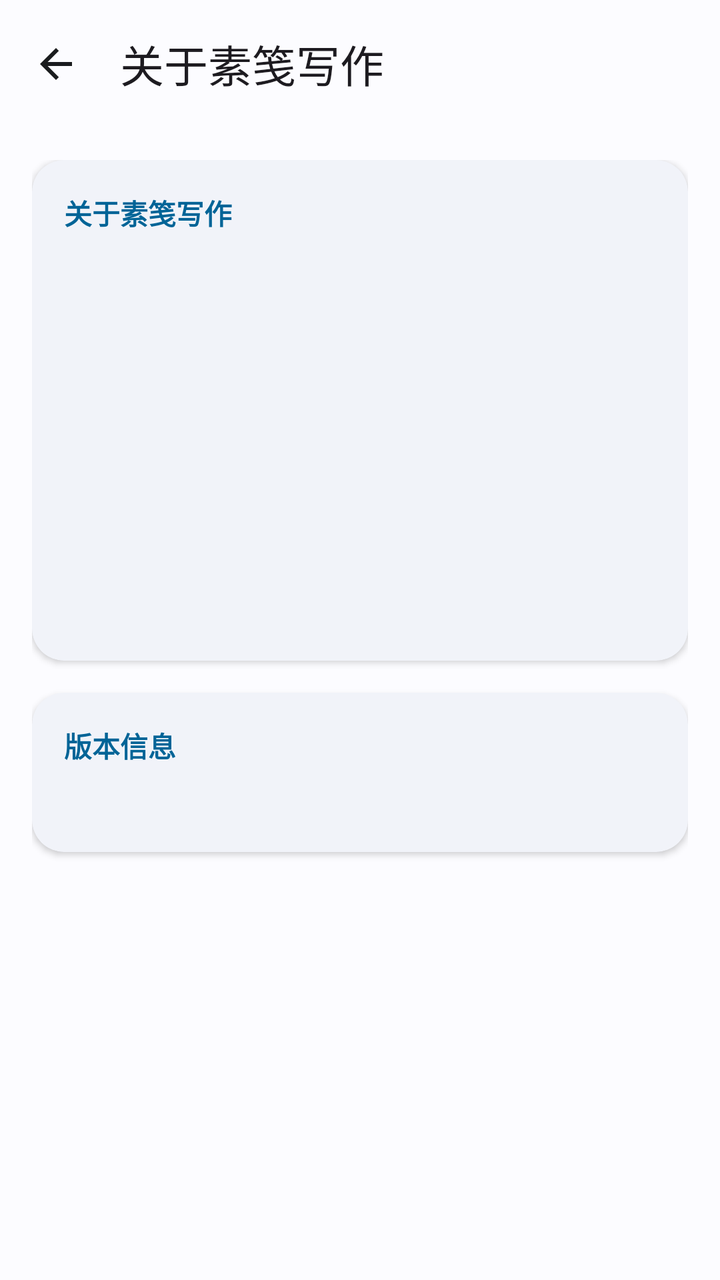
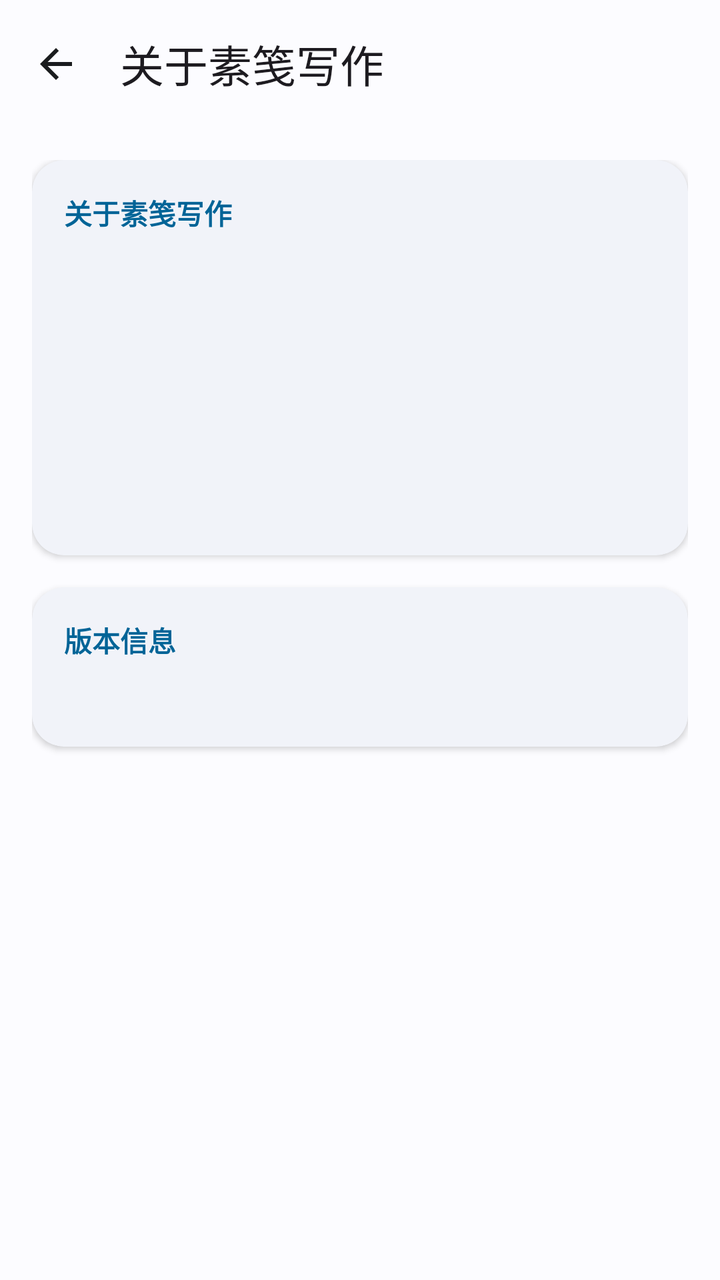

The first picture is an Android layout as it rendered before a commit; the second is the same layout after the commit. The layout source and the unified diff follow.
<!-- AndroidManifest.xml: application theme Theme.Sujian -->
<!-- res/layout/activity_about.xml -->
<?xml version="1.0" encoding="utf-8"?>
<androidx.coordinatorlayout.widget.CoordinatorLayout xmlns:android="http://schemas.android.com/apk/res/android"
    xmlns:app="http://schemas.android.com/apk/res-auto"
    android:layout_width="match_parent"
    android:layout_height="match_parent">

    <com.google.android.material.appbar.AppBarLayout
        android:layout_width="match_parent"
        android:layout_height="wrap_content">

        <com.google.android.material.appbar.MaterialToolbar
            android:id="@+id/toolbar"
            android:layout_width="match_parent"
            android:layout_height="?attr/actionBarSize"
            app:title="@string/about_title"
            app:navigationIcon="@drawable/ic_back" />

    </com.google.android.material.appbar.AppBarLayout>

    <androidx.core.widget.NestedScrollView
        android:layout_width="match_parent"
        android:layout_height="match_parent"
        app:layout_behavior="@string/appbar_scrolling_view_behavior">

        <LinearLayout
            android:layout_width="match_parent"
            android:layout_height="wrap_content"
            android:orientation="vertical"
            android:padding="16dp">

            
            <com.google.android.material.card.MaterialCardView
                android:layout_width="match_parent"
                android:layout_height="wrap_content"
                android:layout_marginBottom="16dp"
                style="?attr/materialCardViewElevatedStyle"
                app:cardElevation="2dp"
                app:cardCornerRadius="16dp">
                <LinearLayout
                    android:layout_width="match_parent"
                    android:layout_height="wrap_content"
                    android:orientation="vertical"
                    android:padding="16dp">

                    <TextView
                        android:layout_width="match_parent"
                        android:layout_height="wrap_content"
                        android:text="@string/about_title"
                        android:textColor="?attr/colorPrimary"
                        android:textSize="14sp"
                        android:textStyle="bold"
                        android:layout_marginBottom="12dp"/>

                    <TextView
                        android:id="@+id/tvAppName"
                        android:layout_width="match_parent"
                        android:layout_height="wrap_content"
                        android:textSize="22sp"
                        android:textStyle="bold"
                        android:layout_marginBottom="12dp"/>

                    <TextView
                        android:id="@+id/tvAuthor"
                        android:layout_width="match_parent"
                        android:layout_height="wrap_content"
                        android:textSize="16sp"
                        android:layout_marginBottom="12dp"/>

                    <TextView
                        android:id="@+id/tvGitHub"
                        android:layout_width="match_parent"
                        android:layout_height="wrap_content"
                        android:textSize="14sp"
                        android:autoLink="web"
                        android:layout_marginBottom="8dp"/>

                    <TextView
                        android:id="@+id/tvGitee"
                        android:layout_width="match_parent"
                        android:layout_height="wrap_content"
                        android:textSize="14sp"
                        android:autoLink="web"
                        android:layout_marginBottom="12dp"/>

                    <TextView
                        android:id="@+id/tvLicense"
                        android:layout_width="match_parent"
                        android:layout_height="wrap_content"
                        android:textSize="14sp"
                        android:layout_marginBottom="8dp"/>

                    <TextView
                        android:id="@+id/tvMirrorNote"
                        android:layout_width="match_parent"
                        android:layout_height="wrap_content"
                        android:textSize="13sp"
                        android:textColor="?attr/colorOnSurfaceVariant"
                        android:layout_marginBottom="8dp"/>

                </LinearLayout>
            </com.google.android.material.card.MaterialCardView>

            
            <com.google.android.material.card.MaterialCardView
                android:layout_width="match_parent"
                android:layout_height="wrap_content"
                android:layout_marginBottom="16dp"
                style="?attr/materialCardViewElevatedStyle"
                app:cardElevation="2dp"
                app:cardCornerRadius="16dp">
                <LinearLayout
                    android:layout_width="match_parent"
                    android:layout_height="wrap_content"
                    android:orientation="vertical"
                    android:padding="16dp">

                    <TextView
                        android:layout_width="match_parent"
                        android:layout_height="wrap_content"
                        android:text="@string/about_version_section"
                        android:textColor="?attr/colorPrimary"
                        android:textSize="14sp"
                        android:textStyle="bold"
                        android:layout_marginBottom="8dp"/>

                    <TextView
                        android:id="@+id/tvVersionDetail"
                        android:layout_width="match_parent"
                        android:layout_height="wrap_content"
                        android:textSize="14sp"
                        android:textColor="?attr/colorOnSurfaceVariant"
                        android:lineSpacingExtra="4dp"/>

                </LinearLayout>
            </com.google.android.material.card.MaterialCardView>

        </LinearLayout>
    </androidx.core.widget.NestedScrollView>

</androidx.coordinatorlayout.widget.CoordinatorLayout>
<!-- resources referenced by this layout -->
<resources>
  <!-- drawable ic_back (drawable) -->
  <vector xmlns:android="http://schemas.android.com/apk/res/android"
      android:width="24dp"
      android:height="24dp"
      android:viewportWidth="24"
      android:viewportHeight="24"
      android:tint="?attr/colorOnSurface">
    <path
        android:fillColor="@android:color/white"
        android:pathData="M20,11H7.83l5.59,-5.59L12,4l-8,8l8,8l1.41,-1.41L7.83,13H20v-2z"/>
  </vector>
  <string name="about_title">关于素笺写作</string>
  <string name="about_version_section">版本信息</string>
  <color name="md_theme_light_primary">#006497</color>
  <color name="md_theme_light_onPrimary">#FFFFFF</color>
  <color name="md_theme_light_primaryContainer">#CCE5FF</color>
  <color name="md_theme_light_onPrimaryContainer">#001E31</color>
  <color name="md_theme_light_secondary">#51606F</color>
  <color name="md_theme_light_onSecondary">#FFFFFF</color>
  <color name="md_theme_light_secondaryContainer">#D4E4F6</color>
  <color name="md_theme_light_onSecondaryContainer">#0E1D2A</color>
  <color name="md_theme_light_background">#FCFCFF</color>
  <color name="md_theme_light_onBackground">#1A1C1E</color>
  <color name="md_theme_light_surface">#FCFCFF</color>
  <color name="md_theme_light_onSurface">#1A1C1E</color>
  <color name="md_theme_light_surfaceVariant">#DFE3EB</color>
  <color name="md_theme_light_onSurfaceVariant">#42474E</color>
  <color name="md_theme_light_tertiary">#6D578C</color>
  <color name="md_theme_light_onTertiary">#FFFFFF</color>
  <color name="md_theme_light_tertiaryContainer">#F1DAFF</color>
  <color name="md_theme_light_onTertiaryContainer">#261447</color>
  <color name="md_theme_light_error">#BA1A1A</color>
  <color name="md_theme_light_onError">#FFFFFF</color>
  <color name="md_theme_light_errorContainer">#FFDAD6</color>
  <color name="md_theme_light_onErrorContainer">#410002</color>
  <color name="md_theme_light_surfaceDim">#D7D9DF</color>
  <color name="md_theme_light_surfaceBright">#FCFCFF</color>
  <color name="md_theme_light_surfaceContainerLowest">#FFFFFF</color>
  <color name="md_theme_light_surfaceContainerLow">#F1F3F9</color>
  <color name="md_theme_light_surfaceContainer">#EBEDF4</color>
  <color name="md_theme_light_surfaceContainerHigh">#E5E7EF</color>
  <color name="md_theme_light_surfaceContainerHighest">#E0E2E9</color>
  <color name="md_theme_light_outline">#72777F</color>
  <color name="md_theme_light_outlineVariant">#C2C6CF</color>
  <style name="Widget.Sujian.Card" parent="Widget.Material3.CardView.Filled">
          <item name="shapeAppearance">@style/ShapeAppearance.Sujian.Card</item>
          <item name="cardElevation">@dimen/elevation_0</item>
      </style>
  <style name="Widget.Sujian.BottomNavigationView" parent="Widget.Material3.BottomNavigationView">
          <item name="elevation">@dimen/elevation_2</item>
      </style>
  <style name="Widget.Sujian.Toolbar" parent="Widget.Material3.Toolbar">
          <item name="elevation">@dimen/elevation_0</item>
      </style>
  <style name="Widget.Sujian.Dialog" parent="MaterialAlertDialog.Material3">
          <item name="shapeAppearance">@style/ShapeAppearance.Sujian.Dialog</item>
      </style>
  <style name="ShapeAppearance.Sujian.Card" parent="ShapeAppearance.Material3.MediumComponent">
          <item name="cornerFamily">rounded</item>
          <item name="cornerSize">@dimen/radius_lg</item>
      </style>
  <dimen name="elevation_0">0dp</dimen>
  <dimen name="elevation_2">3dp</dimen>
  <style name="ShapeAppearance.Sujian.Dialog" parent="ShapeAppearance.Material3.LargeComponent">
          <item name="cornerFamily">rounded</item>
          <item name="cornerSize">@dimen/radius_xl</item>
      </style>
  <dimen name="radius_lg">16dp</dimen>
  <dimen name="radius_xl">28dp</dimen>
  <!-- unchanged entries left out for length: 1 -->
</resources>

<!-- the commit's change to res/layout/activity_about.xml (unified diff, before → after) -->
@@ -72,14 +72,6 @@
                         android:layout_height="wrap_content"
                         android:textSize="14sp"
                         android:autoLink="web"
-                        android:layout_marginBottom="8dp"/>
-
-                    <TextView
-                        android:id="@+id/tvGitee"
-                        android:layout_width="match_parent"
-                        android:layout_height="wrap_content"
-                        android:textSize="14sp"
-                        android:autoLink="web"
                         android:layout_marginBottom="12dp"/>
 
                     <TextView
@@ -87,14 +79,6 @@
                         android:layout_width="match_parent"
                         android:layout_height="wrap_content"
                         android:textSize="14sp"
-                        android:layout_marginBottom="8dp"/>
-
-                    <TextView
-                        android:id="@+id/tvMirrorNote"
-                        android:layout_width="match_parent"
-                        android:layout_height="wrap_content"
-                        android:textSize="13sp"
-                        android:textColor="?attr/colorOnSurfaceVariant"
                         android:layout_marginBottom="8dp"/>
 
                 </LinearLayout>
